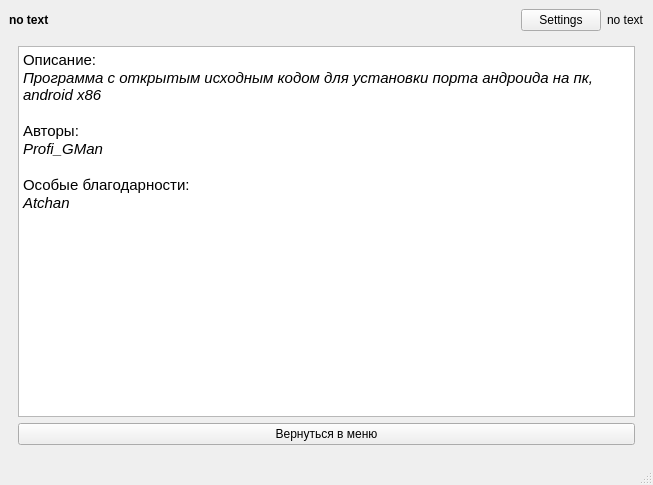
The window that window.ui (YourDroid/YourDroid) describes before a commit, drawn with Qt 5.
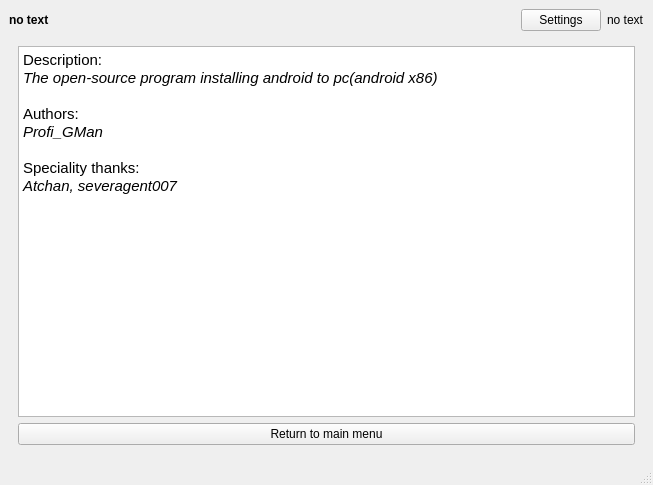
The same window after the commit. The open tabs and pages were chosen to show the change. Icons and pictures are not drawn.

Diff of the .ui file:
```diff
--- a/window.ui
+++ b/window.ui
@@ -707,22 +707,22 @@
            <string>&lt;!DOCTYPE HTML PUBLIC &quot;-//W3C//DTD HTML 4.0//EN&quot; &quot;http://www.w3.org/TR/REC-html40/strict.dtd&quot;&gt;
 &lt;html&gt;&lt;head&gt;&lt;meta name=&quot;qrichtext&quot; content=&quot;1&quot; /&gt;&lt;style type=&quot;text/css&quot;&gt;
 p, li { white-space: pre-wrap; }
-&lt;/style&gt;&lt;/head&gt;&lt;body style=&quot; font-family:'MS Shell Dlg 2'; font-size:7.8pt; font-weight:400; font-style:normal;&quot;&gt;
-&lt;p style=&quot; margin-top:0px; margin-bottom:0px; margin-left:0px; margin-right:0px; -qt-block-indent:0; text-indent:0px;&quot;&gt;&lt;span style=&quot; font-family:'Ubuntu'; font-size:11pt;&quot;&gt;Описание:&lt;/span&gt;&lt;/p&gt;
-&lt;p style=&quot; margin-top:0px; margin-bottom:0px; margin-left:0px; margin-right:0px; -qt-block-indent:0; text-indent:0px;&quot;&gt;&lt;span style=&quot; font-family:'Ubuntu'; font-size:11pt; font-style:italic;&quot;&gt;Программа с открытым исходным кодом для установки порта андроида на пк, android x86&lt;/span&gt;&lt;/p&gt;
-&lt;p style=&quot;-qt-paragraph-type:empty; margin-top:0px; margin-bottom:0px; margin-left:0px; margin-right:0px; -qt-block-indent:0; text-indent:0px; font-family:'Ubuntu'; font-size:11pt; font-style:italic;&quot;&gt;&lt;br /&gt;&lt;/p&gt;
-&lt;p style=&quot; margin-top:0px; margin-bottom:0px; margin-left:0px; margin-right:0px; -qt-block-indent:0; text-indent:0px;&quot;&gt;&lt;span style=&quot; font-family:'Ubuntu'; font-size:11pt;&quot;&gt;Авторы:&lt;/span&gt;&lt;/p&gt;
-&lt;p style=&quot; margin-top:0px; margin-bottom:0px; margin-left:0px; margin-right:0px; -qt-block-indent:0; text-indent:0px;&quot;&gt;&lt;span style=&quot; font-family:'Ubuntu'; font-size:11pt; font-style:italic;&quot;&gt;Profi_GMan&lt;/span&gt;&lt;/p&gt;
-&lt;p style=&quot;-qt-paragraph-type:empty; margin-top:0px; margin-bottom:0px; margin-left:0px; margin-right:0px; -qt-block-indent:0; text-indent:0px; font-family:'Ubuntu'; font-size:11pt; font-style:italic;&quot;&gt;&lt;br /&gt;&lt;/p&gt;
-&lt;p style=&quot; margin-top:0px; margin-bottom:0px; margin-left:0px; margin-right:0px; -qt-block-indent:0; text-indent:0px;&quot;&gt;&lt;span style=&quot; font-family:'Ubuntu'; font-size:11pt;&quot;&gt;Особые благодарности:&lt;/span&gt;&lt;/p&gt;
-&lt;p style=&quot; margin-top:0px; margin-bottom:0px; margin-left:0px; margin-right:0px; -qt-block-indent:0; text-indent:0px;&quot;&gt;&lt;span style=&quot; font-family:'Ubuntu'; font-size:11pt; font-style:italic;&quot;&gt;Atchan&lt;/span&gt;&lt;/p&gt;&lt;/body&gt;&lt;/html&gt;</string>
+&lt;/style&gt;&lt;/head&gt;&lt;body style=&quot; font-family:'Ubuntu'; font-size:12pt; font-weight:400; font-style:normal;&quot;&gt;
+&lt;p style=&quot; margin-top:0px; margin-bottom:0px; margin-left:0px; margin-right:0px; -qt-block-indent:0; text-indent:0px;&quot;&gt;&lt;span style=&quot; font-size:11pt;&quot;&gt;Description:&lt;/span&gt;&lt;/p&gt;
+&lt;p style=&quot; margin-top:0px; margin-bottom:0px; margin-left:0px; margin-right:0px; -qt-block-indent:0; text-indent:0px;&quot;&gt;&lt;span style=&quot; font-size:11pt; font-style:italic;&quot;&gt;The open-source program installing android to pc(android x86)&lt;/span&gt;&lt;/p&gt;
+&lt;p style=&quot;-qt-paragraph-type:empty; margin-top:0px; margin-bottom:0px; margin-left:0px; margin-right:0px; -qt-block-indent:0; text-indent:0px; font-size:11pt; font-style:italic;&quot;&gt;&lt;br /&gt;&lt;/p&gt;
+&lt;p style=&quot; margin-top:0px; margin-bottom:0px; margin-left:0px; margin-right:0px; -qt-block-indent:0; text-indent:0px;&quot;&gt;&lt;span style=&quot; font-size:11pt;&quot;&gt;Authors:&lt;/span&gt;&lt;/p&gt;
+&lt;p style=&quot; margin-top:0px; margin-bottom:0px; margin-left:0px; margin-right:0px; -qt-block-indent:0; text-indent:0px;&quot;&gt;&lt;span style=&quot; font-size:11pt; font-style:italic;&quot;&gt;Profi_GMan&lt;/span&gt;&lt;/p&gt;
+&lt;p style=&quot;-qt-paragraph-type:empty; margin-top:0px; margin-bottom:0px; margin-left:0px; margin-right:0px; -qt-block-indent:0; text-indent:0px; font-size:11pt; font-style:italic;&quot;&gt;&lt;br /&gt;&lt;/p&gt;
+&lt;p style=&quot; margin-top:0px; margin-bottom:0px; margin-left:0px; margin-right:0px; -qt-block-indent:0; text-indent:0px;&quot;&gt;&lt;span style=&quot; font-size:11pt;&quot;&gt;Speciality thanks:&lt;/span&gt;&lt;/p&gt;
+&lt;p style=&quot; margin-top:0px; margin-bottom:0px; margin-left:0px; margin-right:0px; -qt-block-indent:0; text-indent:0px;&quot;&gt;&lt;span style=&quot; font-size:11pt; font-style:italic;&quot;&gt;Atchan, severagent007&lt;/span&gt;&lt;/p&gt;&lt;/body&gt;&lt;/html&gt;</string>
           </property>
          </widget>
         </item>
         <item>
          <widget class="QPushButton" name="buttonAboutReturn">
           <property name="text">
-           <string>Вернуться в меню</string>
+           <string>Return to main menu</string>
           </property>
          </widget>
         </item>
```
Left out of the diff: 8 changed lines with no effect on the pictures.
